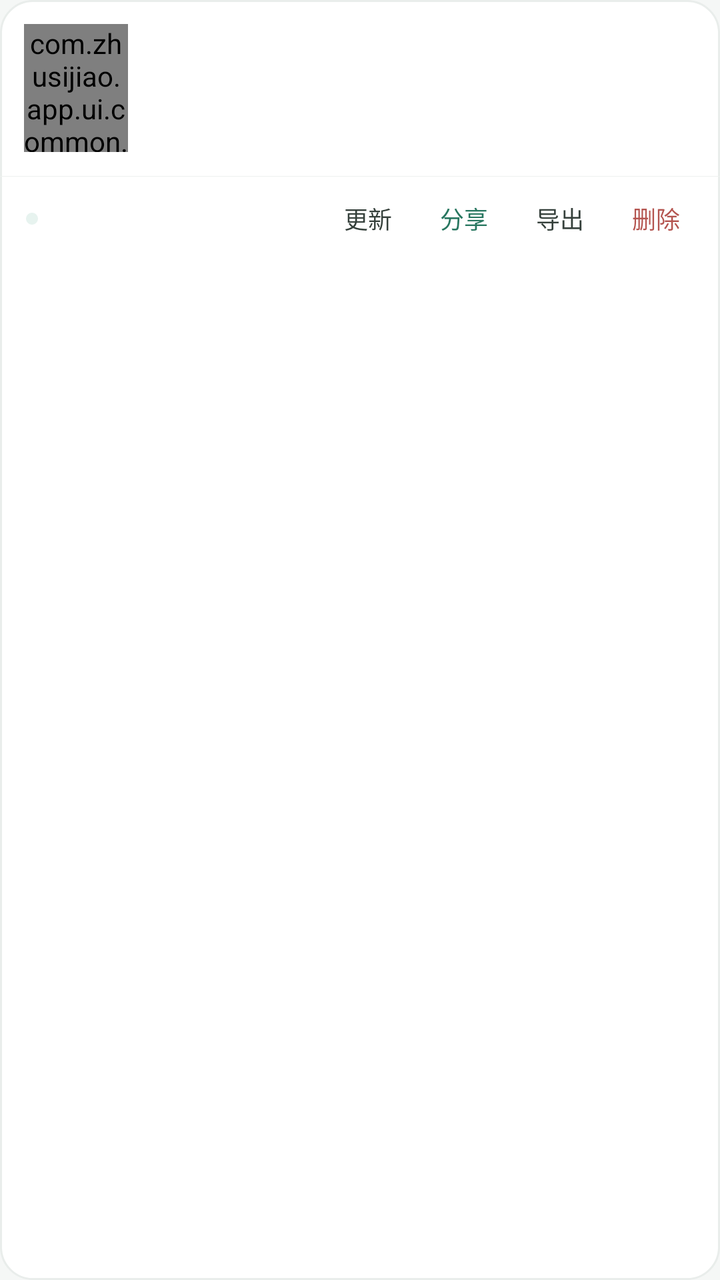
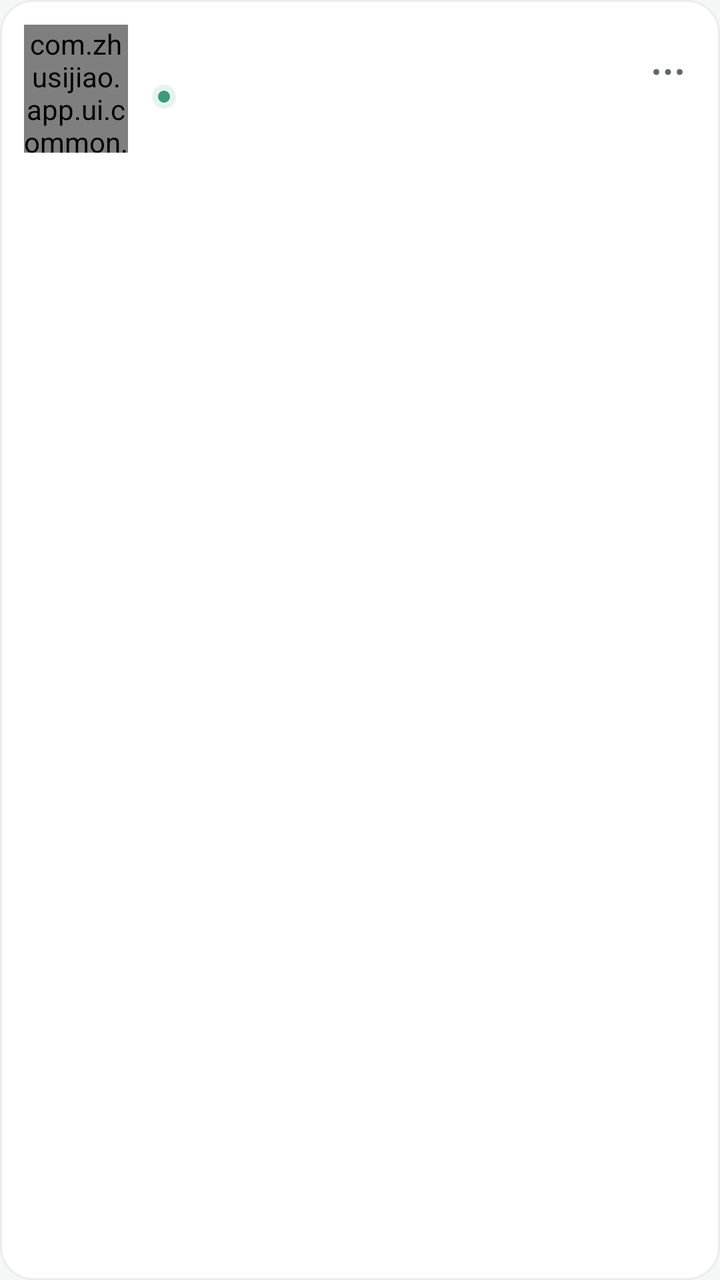

Two renders of the same Android screen: before a commit and after it. Below are the layout's source before the change and the commit's diff.
<!-- AndroidManifest.xml: application theme Theme.Zhusijiao -->
<!-- res/layout/item_schedule_card.xml -->
<?xml version="1.0" encoding="utf-8"?>
<LinearLayout xmlns:android="http://schemas.android.com/apk/res/android"
    android:id="@+id/cardRoot"
    android:layout_width="match_parent"
    android:layout_height="wrap_content"
    android:layout_marginBottom="8dp"
    android:background="@drawable/bg_card"
    android:orientation="vertical">

    <LinearLayout
        android:id="@+id/cardMain"
        android:layout_width="match_parent"
        android:layout_height="wrap_content"
        android:background="@drawable/bg_menu_row"
        android:clickable="true"
        android:focusable="true"
        android:gravity="center_vertical"
        android:orientation="horizontal"
        android:paddingStart="12dp"
        android:paddingTop="12dp"
        android:paddingEnd="13dp"
        android:paddingBottom="12dp">

        
        <com.zhusijiao.app.ui.common.ScheduleThumbView
            android:id="@+id/cardThumb"
            android:layout_width="52dp"
            android:layout_height="64dp"
            android:layout_marginEnd="12dp"
            android:importantForAccessibility="no" />

        <LinearLayout
            android:layout_width="0dp"
            android:layout_height="wrap_content"
            android:layout_weight="1"
            android:orientation="vertical">

        <LinearLayout
            android:layout_width="match_parent"
            android:layout_height="wrap_content"
            android:gravity="center_vertical"
            android:orientation="horizontal">

            <TextView
                android:id="@+id/cardName"
                android:layout_width="0dp"
                android:layout_height="wrap_content"
                android:layout_weight="1"
                android:ellipsize="end"
                android:maxLines="1"
                android:textColor="@color/title_ink"
                android:textSize="@dimen/text_subtitle"
                android:textStyle="bold" />

            <TextView
                android:id="@+id/goneTag"
                android:layout_width="wrap_content"
                android:layout_height="wrap_content"
                android:layout_marginStart="8dp"
                android:background="@drawable/bg_tag_danger"
                android:paddingStart="8dp"
                android:paddingTop="2.5dp"
                android:paddingEnd="8dp"
                android:paddingBottom="2.5dp"
                android:textColor="@color/danger"
                android:textSize="@dimen/text_caption"
                android:visibility="gone" />

            <TextView
                android:id="@+id/activeTag"
                android:layout_width="wrap_content"
                android:layout_height="wrap_content"
                android:layout_marginStart="8dp"
                android:background="@drawable/bg_tag"
                android:paddingStart="8dp"
                android:paddingTop="2.5dp"
                android:paddingEnd="8dp"
                android:paddingBottom="2.5dp"
                android:text="@string/library_active_tag"
                android:textColor="@color/tag_text"
                android:textSize="@dimen/text_caption"
                android:visibility="gone" />

            
            <TextView
                android:id="@+id/coupleTag"
                android:layout_width="wrap_content"
                android:layout_height="wrap_content"
                android:layout_marginStart="6dp"
                android:background="@drawable/bg_tag_warn"
                android:paddingStart="8dp"
                android:paddingTop="2.5dp"
                android:paddingEnd="8dp"
                android:paddingBottom="2.5dp"
                android:text="@string/library_couple_visible_tag"
                android:textColor="@color/warn"
                android:textSize="@dimen/text_caption"
                android:visibility="gone" />
        </LinearLayout>

        <TextView
            android:id="@+id/cardMeta"
            android:layout_width="match_parent"
            android:layout_height="wrap_content"
            android:layout_marginTop="6dp"
            android:textColor="@color/sub_6c"
            android:textSize="@dimen/text_hint" />

        <TextView
            android:id="@+id/cardSub"
            android:layout_width="match_parent"
            android:layout_height="wrap_content"
            android:layout_marginTop="3dp"
            android:textColor="@color/sub_a2"
            android:textSize="@dimen/text_caption" />
        </LinearLayout>
    </LinearLayout>

    <View
        android:layout_width="match_parent"
        android:layout_height="1px"
        android:background="@color/foot_border" />

    <LinearLayout
        android:layout_width="match_parent"
        android:layout_height="wrap_content"
        android:gravity="center_vertical"
        android:orientation="horizontal"
        android:paddingStart="13dp"
        android:paddingTop="5dp"
        android:paddingEnd="8dp"
        android:paddingBottom="5dp">

        <LinearLayout
            android:layout_width="0dp"
            android:layout_height="wrap_content"
            android:layout_weight="1"
            android:gravity="center_vertical"
            android:orientation="horizontal">

            <View
                android:id="@+id/syncDot"
                android:layout_width="6dp"
                android:layout_height="6dp"
                android:layout_marginEnd="7dp"
                android:background="@drawable/sync_dot_green" />

            <TextView
                android:id="@+id/syncText"
                android:layout_width="match_parent"
                android:layout_height="wrap_content"
                android:ellipsize="end"
                android:maxLines="1"
                android:textColor="@color/sub_77"
                android:textSize="@dimen/text_caption" />
        </LinearLayout>

        <TextView
            android:id="@+id/actionUpdate"
            style="@style/CardAction"
            android:text="@string/library_action_update" />

        <TextView
            android:id="@+id/actionShare"
            style="@style/CardAction"
            android:text="@string/library_action_share"
            android:textColor="@color/tag_text" />

        <TextView
            android:id="@+id/actionExport"
            style="@style/CardAction"
            android:text="@string/library_action_export" />

        <TextView
            android:id="@+id/actionRemove"
            style="@style/CardAction"
            android:text="@string/library_action_delete"
            android:textColor="@color/danger_action" />
    </LinearLayout>
</LinearLayout>
<!-- resources referenced by this layout -->
<resources>
  <color name="danger">#b44c48</color>
  <color name="danger_action">#b4544f</color>
  <color name="foot_border">#eef1ef</color>
  <color name="sub_6c">@color/text_secondary</color>
  <color name="sub_77">@color/text_secondary</color>
  <color name="sub_a2">@color/text_disabled</color>
  <color name="tag_text">#287760</color>
  <color name="title_ink">#1d2421</color>
  <color name="warn">#b26205</color>
  <dimen name="text_caption">11sp</dimen>
  <dimen name="text_hint">12sp</dimen>
  <dimen name="text_subtitle">16sp</dimen>
  <!-- drawable bg_card (drawable) -->
  <?xml version="1.0" encoding="utf-8"?>
  
  <shape xmlns:android="http://schemas.android.com/apk/res/android" android:shape="rectangle">
      <solid android:color="@color/surface" />
      <stroke android:width="1dp" android:color="@color/line" />
      <corners android:radius="@dimen/card_radius_lg" />
  </shape>
  <!-- drawable bg_menu_row (drawable) -->
  <?xml version="1.0" encoding="utf-8"?>
  
  <selector xmlns:android="http://schemas.android.com/apk/res/android">
      <item android:state_pressed="true">
          <shape android:shape="rectangle"><solid android:color="@color/hover_bg" /></shape>
      </item>
      <item>
          <shape android:shape="rectangle"><solid android:color="@android:color/transparent" /></shape>
      </item>
  </selector>
  <!-- drawable bg_tag (drawable) -->
  <?xml version="1.0" encoding="utf-8"?>
  
  <shape xmlns:android="http://schemas.android.com/apk/res/android" android:shape="rectangle">
      <solid android:color="@color/tag_bg" />
      <corners android:radius="100dp" />
  </shape>
  <!-- drawable bg_tag_danger (drawable) -->
  <?xml version="1.0" encoding="utf-8"?>
  <shape xmlns:android="http://schemas.android.com/apk/res/android" android:shape="rectangle">
      <solid android:color="@color/danger_soft" />
      <corners android:radius="100dp" />
  </shape>
  <!-- drawable bg_tag_warn (drawable) -->
  <?xml version="1.0" encoding="utf-8"?>
  <shape xmlns:android="http://schemas.android.com/apk/res/android" android:shape="rectangle">
      <solid android:color="@color/warn_soft" />
      <corners android:radius="100dp" />
  </shape>
  <string name="library_action_delete">删除</string>
  <string name="library_action_export">导出</string>
  <string name="library_action_share">分享</string>
  <string name="library_action_update">更新</string>
  <string name="library_active_tag">当前</string>
  <string name="library_couple_visible_tag">TA 可见</string>
  <style name="CardAction">
          <item name="android:layout_width">wrap_content</item>
          <item name="android:layout_height">32dp</item>
          <item name="android:minWidth">48dp</item>
          <item name="android:gravity">center</item>
          <item name="android:paddingStart">8dp</item>
          <item name="android:paddingEnd">8dp</item>
          <item name="android:textSize">@dimen/text_hint</item>
          <item name="android:textColor">@color/action_ink</item>
          <item name="android:background">@drawable/bg_menu_row</item>
          <item name="android:clickable">true</item>
          <item name="android:focusable">true</item>
      </style>
  <color name="text_secondary">#5f6965</color>
  <color name="text_disabled">#a2aba7</color>
  <color name="surface">#ffffff</color>
  <color name="line">#e9edeb</color>
  <dimen name="card_radius_lg">@dimen/radius_lg</dimen>
  <color name="hover_bg">#f2f5f4</color>
  <color name="tag_bg">#e8f2ee</color>
  <color name="danger_soft">#fff1f0</color>
  <color name="warn_soft">#fdeedd</color>
  <color name="sync_dot">#3d9a7c</color>
  <color name="action_ink">#35403b</color>
  <color name="accent">#2f7d68</color>
  <color name="ink">#202725</color>
  <color name="muted">#7d8783</color>
  <color name="background">#f5f7f6</color>
  <dimen name="radius_lg">16dp</dimen>
  <style name="DialogButton" parent="Widget.AppCompat.Button.ButtonBar.AlertDialog">
          <item name="android:textColor">@color/accent</item>
          <item name="android:textStyle">bold</item>
      </style>
  <!-- unchanged entries left out for length: 3 -->
</resources>

<!-- the commit's change to res/layout/item_schedule_card.xml (unified diff, before → after) -->
@@ -3,7 +3,7 @@
     android:id="@+id/cardRoot"
     android:layout_width="match_parent"
     android:layout_height="wrap_content"
-    android:layout_marginBottom="8dp"
+    android:layout_marginBottom="10dp"
     android:background="@drawable/bg_card"
     android:orientation="vertical">
 
@@ -18,7 +18,7 @@
         android:orientation="horizontal"
         android:paddingStart="12dp"
         android:paddingTop="12dp"
-        android:paddingEnd="13dp"
+        android:paddingEnd="4dp"
         android:paddingBottom="12dp">
 
         
@@ -35,146 +35,83 @@
             android:layout_weight="1"
             android:orientation="vertical">
 
-        <LinearLayout
-            android:layout_width="match_parent"
-            android:layout_height="wrap_content"
-            android:gravity="center_vertical"
-            android:orientation="horizontal">
+            <LinearLayout
+                android:layout_width="match_parent"
+                android:layout_height="wrap_content"
+                android:gravity="center_vertical"
+                android:orientation="horizontal">
+
+                <TextView
+                    android:id="@+id/cardName"
+                    android:layout_width="0dp"
+                    android:layout_height="wrap_content"
+                    android:layout_weight="1"
+                    android:ellipsize="end"
+                    android:maxLines="1"
+                    android:textColor="@color/title_ink"
+                    android:textSize="@dimen/text_subtitle"
+                    android:textStyle="bold" />
+
+                
+                <TextView
+                    android:id="@+id/activeTag"
+                    android:layout_width="wrap_content"
+                    android:layout_height="wrap_content"
+                    android:layout_marginStart="8dp"
+                    android:background="@drawable/bg_tag"
+                    android:paddingStart="8dp"
+                    android:paddingTop="2.5dp"
+                    android:paddingEnd="8dp"
+                    android:paddingBottom="2.5dp"
+                    android:textColor="@color/tag_text"
+                    android:textSize="@dimen/text_caption"
+                    android:visibility="gone" />
+            </LinearLayout>
+
+            <LinearLayout
+                android:id="@+id/syncRow"
+                android:layout_width="wrap_content"
+                android:layout_height="wrap_content"
+                android:layout_marginTop="6dp"
+                android:gravity="center_vertical"
+                android:orientation="horizontal">
+
+                <View
+                    android:id="@+id/syncDot"
+                    android:layout_width="12dp"
+                    android:layout_height="12dp"
+                    android:layout_marginEnd="4dp"
+                    android:background="@drawable/sync_dot_green" />
+
+                <TextView
+                    android:id="@+id/syncText"
+                    android:layout_width="wrap_content"
+                    android:layout_height="wrap_content"
+                    android:ellipsize="end"
+                    android:maxLines="1"
+                    android:textColor="@color/text_secondary"
+                    android:textSize="@dimen/text_small" />
+            </LinearLayout>
 
             <TextView
-                android:id="@+id/cardName"
-                android:layout_width="0dp"
+                android:id="@+id/cardMeta"
+                android:layout_width="match_parent"
                 android:layout_height="wrap_content"
-                android:layout_weight="1"
+                android:layout_marginTop="3dp"
                 android:ellipsize="end"
                 android:maxLines="1"
-                android:textColor="@color/title_ink"
-                android:textSize="@dimen/text_subtitle"
-                android:textStyle="bold" />
-
-            <TextView
-                android:id="@+id/goneTag"
-                android:layout_width="wrap_content"
-                android:layout_height="wrap_content"
-                android:layout_marginStart="8dp"
-                android:background="@drawable/bg_tag_danger"
-                android:paddingStart="8dp"
-                android:paddingTop="2.5dp"
-                android:paddingEnd="8dp"
-                android:paddingBottom="2.5dp"
-                android:textColor="@color/danger"
-                android:textSize="@dimen/text_caption"
-                android:visibility="gone" />
-
-            <TextView
-                android:id="@+id/activeTag"
-                android:layout_width="wrap_content"
-                android:layout_height="wrap_content"
-                android:layout_marginStart="8dp"
-                android:background="@drawable/bg_tag"
-                android:paddingStart="8dp"
-                android:paddingTop="2.5dp"
-                android:paddingEnd="8dp"
-                android:paddingBottom="2.5dp"
-                android:text="@string/library_active_tag"
-                android:textColor="@color/tag_text"
-                android:textSize="@dimen/text_caption"
-                android:visibility="gone" />
-
-            
-            <TextView
-                android:id="@+id/coupleTag"
-                android:layout_width="wrap_content"
-                android:layout_height="wrap_content"
-                android:layout_marginStart="6dp"
-                android:background="@drawable/bg_tag_warn"
-                android:paddingStart="8dp"
-                android:paddingTop="2.5dp"
-                android:paddingEnd="8dp"
-                android:paddingBottom="2.5dp"
-                android:text="@string/library_couple_visible_tag"
-                android:textColor="@color/warn"
-                android:textSize="@dimen/text_caption"
-                android:visibility="gone" />
+                android:textColor="@color/text_tertiary"
+                android:textSize="@dimen/text_hint" />
         </LinearLayout>
 
-        <TextView
-            android:id="@+id/cardMeta"
-            android:layout_width="match_parent"
-            android:layout_height="wrap_content"
-            android:layout_marginTop="6dp"
-            android:textColor="@color/sub_6c"
-            android:textSize="@dimen/text_hint" />
-
-        <TextView
-            android:id="@+id/cardSub"
-            android:layout_width="match_parent"
-            android:layout_height="wrap_content"
-            android:layout_marginTop="3dp"
-            android:textColor="@color/sub_a2"
-            android:textSize="@dimen/text_caption" />
-        </LinearLayout>
-    </LinearLayout>
-
-    <View
-        android:layout_width="match_parent"
-        android:layout_height="1px"
-        android:background="@color/foot_border" />
-
-    <LinearLayout
-        android:layout_width="match_parent"
-        android:layout_height="wrap_content"
-        android:gravity="center_vertical"
-        android:orientation="horizontal"
-        android:paddingStart="13dp"
-        android:paddingTop="5dp"
-        android:paddingEnd="8dp"
-        android:paddingBottom="5dp">
-
-        <LinearLayout
-            android:layout_width="0dp"
-            android:layout_height="wrap_content"
-            android:layout_weight="1"
-            android:gravity="center_vertical"
-            android:orientation="horizontal">
-
-            <View
-                android:id="@+id/syncDot"
-                android:layout_width="6dp"
-                android:layout_height="6dp"
-                android:layout_marginEnd="7dp"
-                android:background="@drawable/sync_dot_green" />
-
-            <TextView
-                android:id="@+id/syncText"
-                android:layout_width="match_parent"
-                android:layout_height="wrap_content"
-                android:ellipsize="end"
-                android:maxLines="1"
-                android:textColor="@color/sub_77"
-                android:textSize="@dimen/text_caption" />
-        </LinearLayout>
-
-        <TextView
-            android:id="@+id/actionUpdate"
-            style="@style/CardAction"
-            android:text="@string/library_action_update" />
-
-        <TextView
-            android:id="@+id/actionShare"
-            style="@style/CardAction"
-            android:text="@string/library_action_share"
-            android:textColor="@color/tag_text" />
-
-        <TextView
-            android:id="@+id/actionExport"
-            style="@style/CardAction"
-            android:text="@string/library_action_export" />
-
-        <TextView
-            android:id="@+id/actionRemove"
-            style="@style/CardAction"
-            android:text="@string/library_action_delete"
-            android:textColor="@color/danger_action" />
+        <ImageView
+            android:id="@+id/actionMore"
+            android:layout_width="44dp"
+            android:layout_height="48dp"
+            android:layout_gravity="top"
+            android:background="@drawable/bg_menu_row"
+            android:contentDescription="@string/library_more"
+            android:scaleType="center"
+            android:src="@drawable/ic_more" />
     </LinearLayout>
 </LinearLayout>
<!-- resource entries referenced after the edit -->
@@ -1,16 +1,11 @@
 <!-- resources referenced by this layout -->
 <resources>
-  <color name="danger">#b44c48</color>
-  <color name="danger_action">#b4544f</color>
-  <color name="foot_border">#eef1ef</color>
   <color name="sub_6c">@color/text_secondary</color>
-  <color name="sub_77">@color/text_secondary</color>
-  <color name="sub_a2">@color/text_disabled</color>
   <color name="tag_text">#287760</color>
   <color name="title_ink">#1d2421</color>
-  <color name="warn">#b26205</color>
   <dimen name="text_caption">11sp</dimen>
   <dimen name="text_hint">12sp</dimen>
+  <dimen name="text_small">13sp</dimen>
   <dimen name="text_subtitle">16sp</dimen>
   <!-- drawable bg_card (drawable) -->
   <?xml version="1.0" encoding="utf-8"?>
@@ -38,48 +33,26 @@
       <solid android:color="@color/tag_bg" />
       <corners android:radius="100dp" />
   </shape>
-  <!-- drawable bg_tag_danger (drawable) -->
+  <!-- drawable ic_more (drawable) -->
   <?xml version="1.0" encoding="utf-8"?>
-  <shape xmlns:android="http://schemas.android.com/apk/res/android" android:shape="rectangle">
-      <solid android:color="@color/danger_soft" />
-      <corners android:radius="100dp" />
-  </shape>
-  <!-- drawable bg_tag_warn (drawable) -->
-  <?xml version="1.0" encoding="utf-8"?>
-  <shape xmlns:android="http://schemas.android.com/apk/res/android" android:shape="rectangle">
-      <solid android:color="@color/warn_soft" />
-      <corners android:radius="100dp" />
-  </shape>
-  <string name="library_action_delete">删除</string>
-  <string name="library_action_export">导出</string>
-  <string name="library_action_share">分享</string>
-  <string name="library_action_update">更新</string>
-  <string name="library_active_tag">当前</string>
-  <string name="library_couple_visible_tag">TA 可见</string>
-  <style name="CardAction">
-          <item name="android:layout_width">wrap_content</item>
-          <item name="android:layout_height">32dp</item>
-          <item name="android:minWidth">48dp</item>
-          <item name="android:gravity">center</item>
-          <item name="android:paddingStart">8dp</item>
-          <item name="android:paddingEnd">8dp</item>
-          <item name="android:textSize">@dimen/text_hint</item>
-          <item name="android:textColor">@color/action_ink</item>
-          <item name="android:background">@drawable/bg_menu_row</item>
-          <item name="android:clickable">true</item>
-          <item name="android:focusable">true</item>
-      </style>
+  <vector xmlns:android="http://schemas.android.com/apk/res/android"
+      android:width="20dp"
+      android:height="20dp"
+      android:viewportWidth="24"
+      android:viewportHeight="24">
+      <path
+          android:pathData="M3.2,12 a1.8,1.8 0 1,0 3.6,0 a1.8,1.8 0 1,0 -3.6,0 M10.2,12 a1.8,1.8 0 1,0 3.6,0 a1.8,1.8 0 1,0 -3.6,0 M17.2,12 a1.8,1.8 0 1,0 3.6,0 a1.8,1.8 0 1,0 -3.6,0"
+          android:fillColor="@color/sub_6c" />
+  </vector>
+  <string name="library_more">更多操作</string>
   <color name="text_secondary">#5f6965</color>
-  <color name="text_disabled">#a2aba7</color>
+  <color name="text_tertiary">#8a9490</color>
   <color name="surface">#ffffff</color>
   <color name="line">#e9edeb</color>
   <dimen name="card_radius_lg">@dimen/radius_lg</dimen>
   <color name="hover_bg">#f2f5f4</color>
   <color name="tag_bg">#e8f2ee</color>
-  <color name="danger_soft">#fff1f0</color>
-  <color name="warn_soft">#fdeedd</color>
   <color name="sync_dot">#3d9a7c</color>
-  <color name="action_ink">#35403b</color>
   <color name="accent">#2f7d68</color>
   <color name="ink">#202725</color>
   <color name="muted">#7d8783</color>
